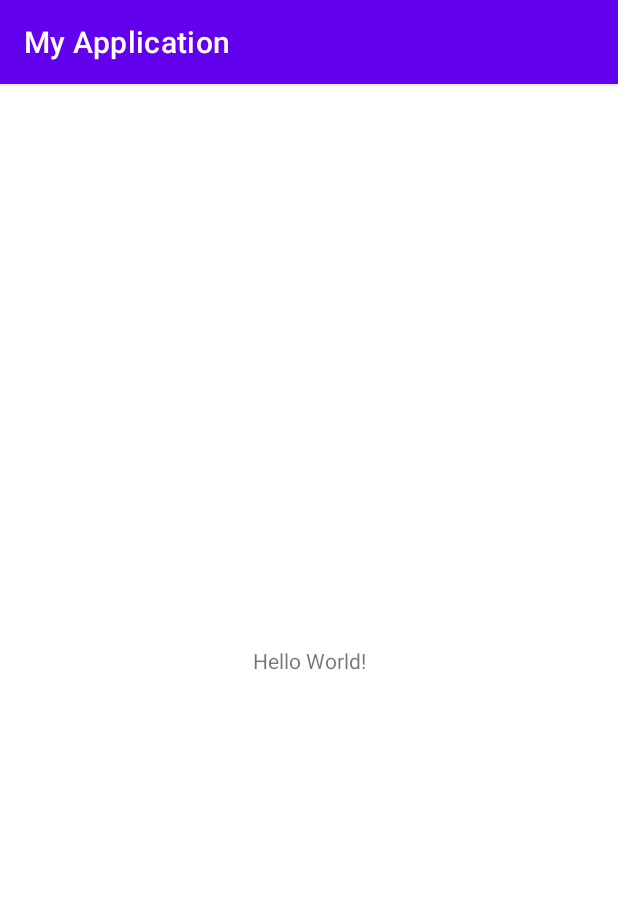
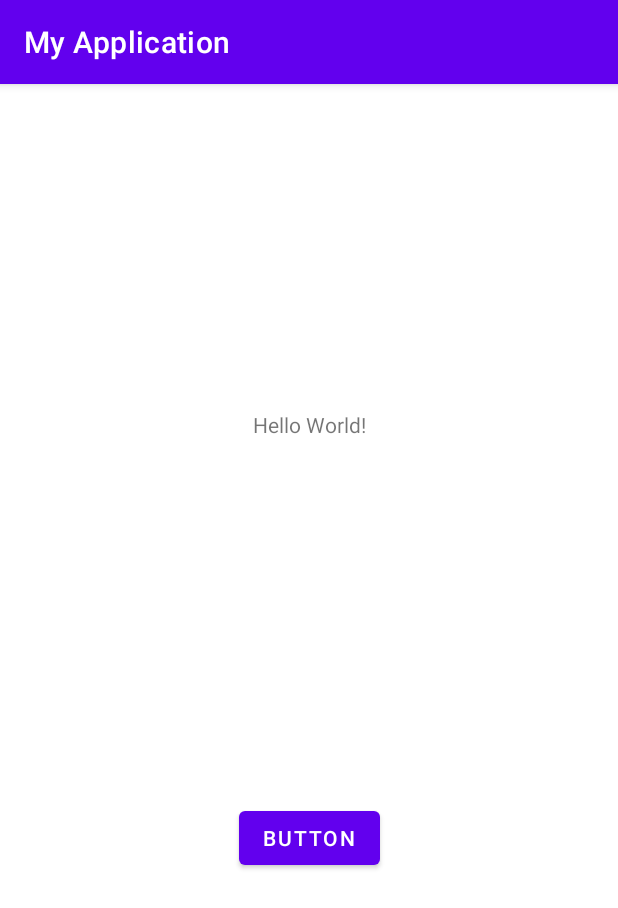
Before and after one commit to ramkumar-coder2403/DemoAndroidGit, an Android app: the screen it shows after launch (MainActivity), on a phone screen of 412 x 824 dp. Shown: the top 908 px of the screen. Run offline under Robolectric (Android 15) with nearby library versions, the phone set to English and light mode, and no system bars.

Commit message:
second commit create button

```diff
--- a/app/src/main/res/layout/activity_main.xml
+++ b/app/src/main/res/layout/activity_main.xml
@@ -7,12 +7,24 @@
     tools:context=".MainActivity">
 
     <TextView
+        android:id="@+id/textView"
         android:layout_width="wrap_content"
         android:layout_height="wrap_content"
         android:text="Hello World!"
         app:layout_constraintBottom_toBottomOf="parent"
         app:layout_constraintLeft_toLeftOf="parent"
         app:layout_constraintRight_toRightOf="parent"
-        app:layout_constraintTop_toTopOf="parent" />
+        app:layout_constraintTop_toTopOf="parent"
+        app:layout_constraintVertical_bias="0.29000002" />
+
+    <Button
+        android:id="@+id/button"
+        android:layout_width="wrap_content"
+        android:layout_height="wrap_content"
+        android:text="Button"
+        app:layout_constraintBottom_toBottomOf="parent"
+        app:layout_constraintEnd_toEndOf="parent"
+        app:layout_constraintStart_toStartOf="parent"
+        app:layout_constraintTop_toBottomOf="@+id/textView" />
 
 </androidx.constraintlayout.widget.ConstraintLayout>
```
